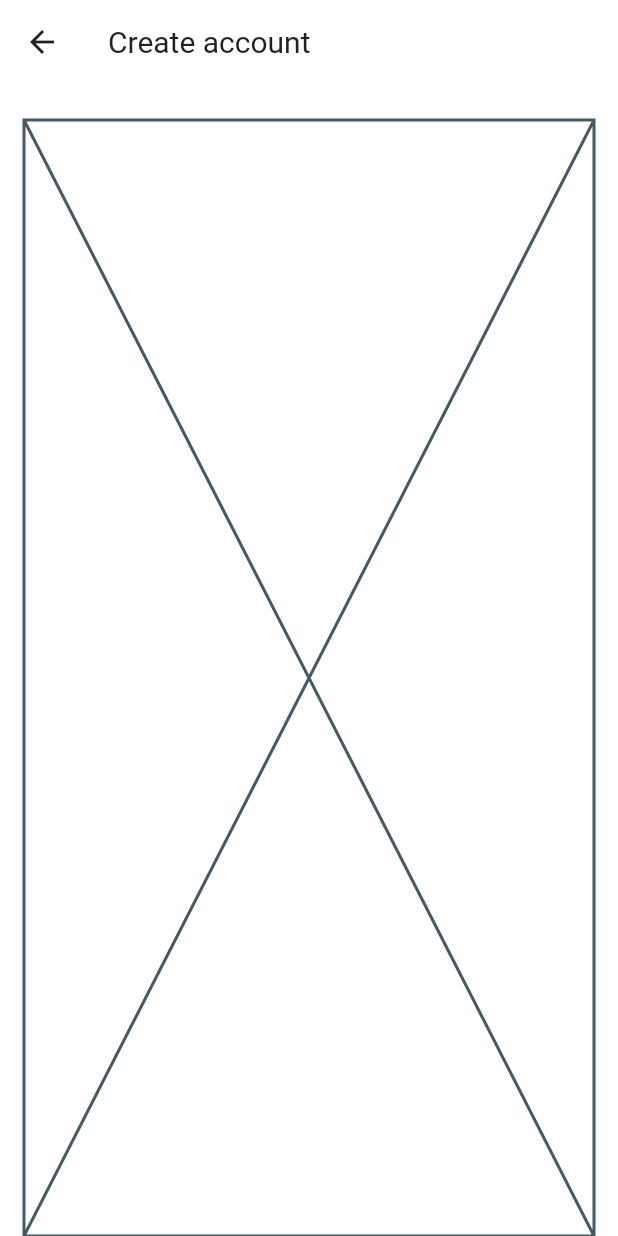
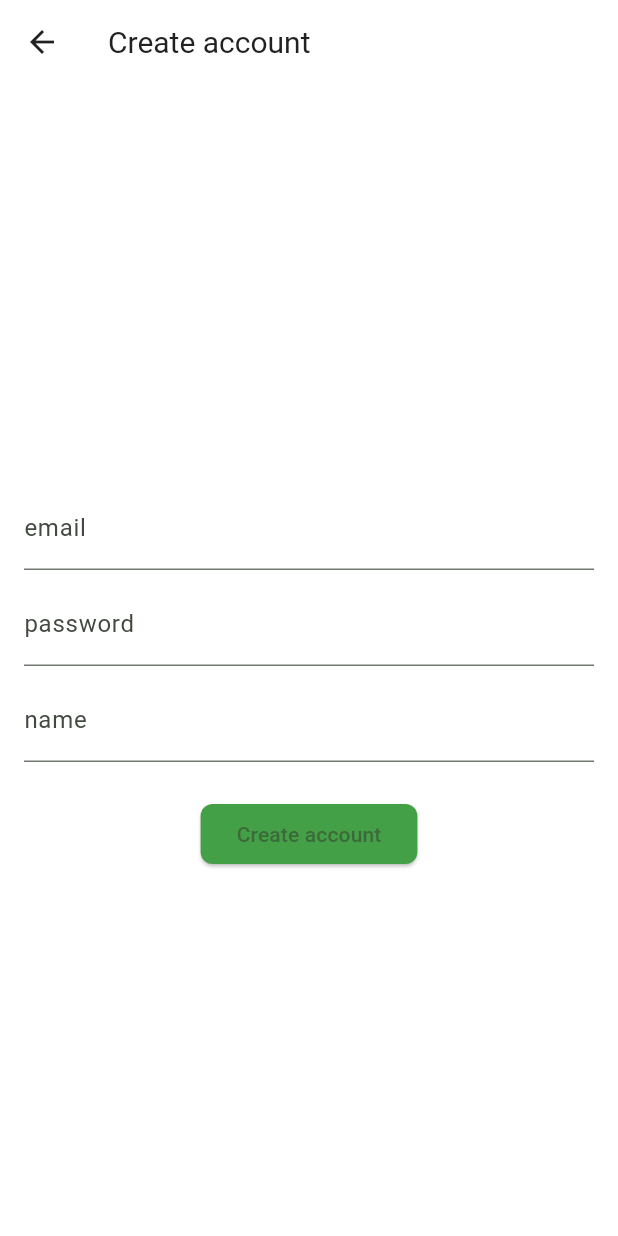
Before and after one commit to Felipe-Borba/my_kakeibo, a Flutter app: the CreateAccountView screen opened by its route, on a phone screen of 412 x 824 dp. Run offline on Flutter 3.47's test engine with Material 3 defaults, Android fonts, the phone set to English and light mode, and no system bars; our stand-ins replace cloud_firestore, firebase_auth, firebase_core, flutter_modular, fluttertoast, shared_preferences; accounts and stored records are empty; generated files the repository leaves out were written again.

Commit message:
improve create account page

```diff
--- a/lib/main.dart
+++ b/lib/main.dart
@@ -51,7 +51,7 @@ class AppModule extends Module {
 
   @override
   void routes(r) {
-    r.redirect("/", to: WelcomeView.routeName);
+    r.redirect("/", to: LoginView.routeName);
     r.child(SettingsView.routeName, child: (context) => const SettingsView());
     r.child(LoginView.routeName, child: (context) => const LoginView());
     r.child(WelcomeView.routeName, child: (context) => const WelcomeView());
--- a/lib/presentation/user/create_account/create_account_controller.dart
+++ b/lib/presentation/user/create_account/create_account_controller.dart
@@ -9,33 +9,40 @@ class CreateAccountController with ChangeNotifier {
   final userUseCase = Modular.get<UserUseCase>();
 
   // State
-  String email = "";
-  String emailError = "";
-  String password = "";
-  String passwordError = "";
-  String name = "";
-  String nameError = "";
-  double balance = 0;
-  String balanceError = "";
+  TextEditingController email = TextEditingController();
+  String? emailError;
+  TextEditingController password = TextEditingController();
+  String? passwordError;
+  TextEditingController name = TextEditingController();
+  String? nameError;
+
+  @override
+  void dispose() {
+    email.dispose();
+    password.dispose();
+    name.dispose();
+    super.dispose();
+  }
 
   // Actions
   onClickCreateAccount() async {
     var (_, error) = await userUseCase.insert(User(
-      password: password,
-      balance: balance,
-      email: email,
-      name: name,
+      password: password.text,
+      email: email.text,
+      name: name.text,
     ));
+
+    nameError = null;
+    emailError = null;
+    passwordError = null;
 
     switch (error) {
       case Empty():
         print("Usuário criado com sucesso.");
         break;
-
       case Failure(:final message):
         print("Erro: $message");
         break;
-
       case FieldFailure(:final fieldErrorList):
         print("Erro de validação nos seguintes campos:");
         for (var invalidField in fieldErrorList) {
@@ -49,19 +56,12 @@ class CreateAccountController with ChangeNotifier {
             case "password":
               passwordError = invalidField.message;
               break;
-            case "balance":
-              balanceError = invalidField.message;
-              break;
           }
         }
         break;
-
       default:
         print("Erro desconhecido.");
     }
-  }
-
-  onClickBack() async {
-    Modular.to.pop();
+    notifyListeners();
   }
 }
--- a/lib/presentation/user/create_account/create_account_view.dart
+++ b/lib/presentation/user/create_account/create_account_view.dart
@@ -18,11 +18,46 @@ class CreateAccountView extends StatelessWidget {
       listenable: controller,
       builder: (BuildContext context, Widget? child) {
         return Scaffold(
-          appBar: AppBarCustom(title: "Create account"),
+          appBar: const AppBarCustom(title: "Create account"),
           body: SafeArea(
             child: Padding(
               padding: const EdgeInsetsDirectional.fromSTEB(16, 24, 16, 0),
-              child: Placeholder(),
+              child: Column(
+                mainAxisAlignment: MainAxisAlignment.center,
+                crossAxisAlignment: CrossAxisAlignment.center,
+                children: [
+                  TextField(
+                    controller: controller.email,
+                    decoration: InputDecoration(
+                      labelText: "email",
+                      errorText: controller.emailError,
+                    ),
+                  ),
+                  const SizedBox(height: 8),
+                  TextField(
+                    controller: controller.password,
+                    decoration: InputDecoration(
+                      labelText: "password",
+                      errorText: controller.passwordError,
+                    ),
+                  ),
+                  const SizedBox(height: 8),
+                  TextField(
+                    controller: controller.name,
+                    decoration: InputDecoration(
+                      labelText: "name",
+                      errorText: controller.nameError,
+                    ),
+                  ),
+                  const SizedBox(height: 24),
+                  Center(
+                    child: ElevatedButton(
+                      onPressed: controller.onClickCreateAccount,
+                      child: const Text("Create account"),
+                    ),
+                  ),
+                ],
+              ),
             ),
           ),
         );
```
